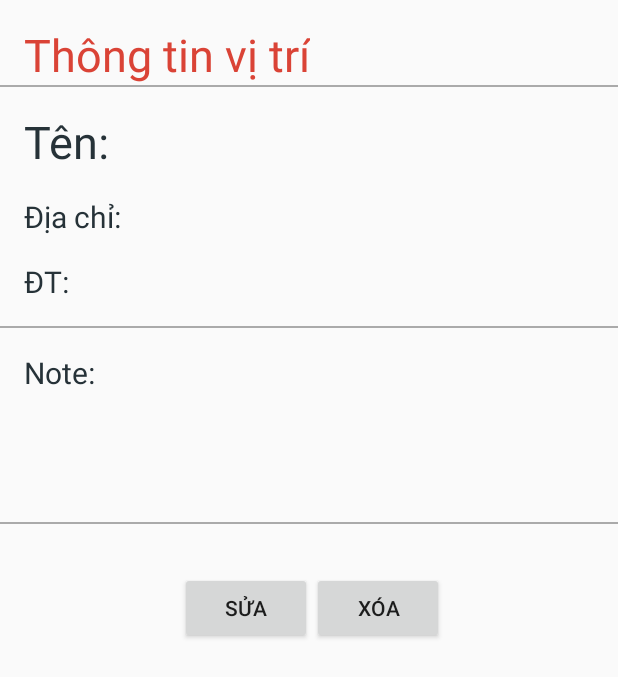
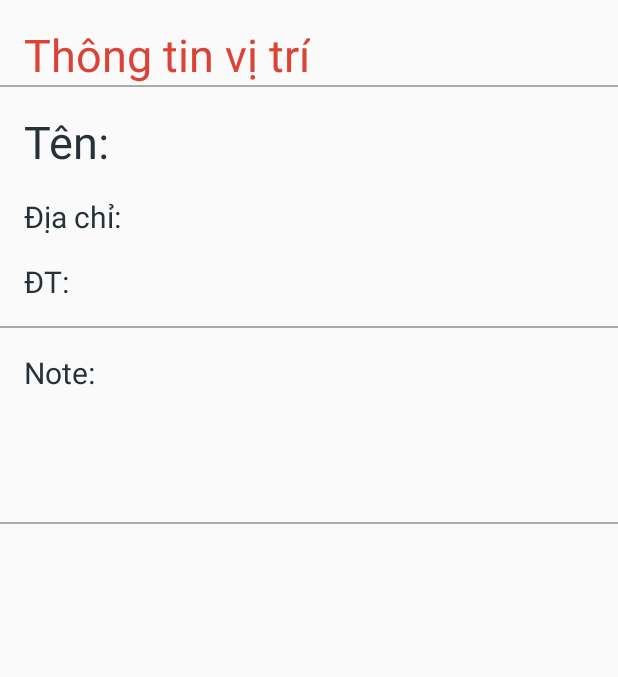
Before and after one commit to trandinhlam/AndroidProjectGroup32, an Android app: the ThongTinViTri screen opened directly, with no data from a screen before it, on a phone screen of 412 x 824 dp. Shown: the top 677 px of the screen. Run offline under Robolectric (Android 15) with nearby library versions, the phone set to English and light mode, and no system bars; 1 statement that could not run was skipped.

Commit message:
Cập nhật: đã chuyển 2 nút Xóa, Sửa qua màn hình Danh bạ luôn cho dễ thao tác. Mới thực hiện được chức năng xem và xóa, chưa sửa được. Mọi người xem và phản hồi nhanh để còn chỉnh sửa lại nữa

```diff
--- a/LoactionSaver/app/src/main/java/com/example/thekiet/loactionsaver/ThongTinViTri.java
+++ b/LoactionSaver/app/src/main/java/com/example/thekiet/loactionsaver/ThongTinViTri.java
@@ -22,7 +22,6 @@ public class ThongTinViTri extends Activity {
     ItemDanhBa item;
     TextView txtTen,txtDiachi,txtDT, txtnote;
     ImageView hinh;
-    Button btnSua,btnXoa;
     Activity currentAct;
     @Override
     protected void onCreate(Bundle savedInstanceState) {
@@ -39,28 +38,6 @@ public class ThongTinViTri extends Activity {
 
         hinh= (ImageView) findViewById(R.id.hinhanhchitiet);
 
-        btnXoa=(Button) findViewById(R.id.btnXoa);
-        btnXoa.setOnClickListener(new View.OnClickListener() {
-            @Override
-            public void onClick(View v) {
-                new AlertDialog.Builder(currentAct)
-                        .setMessage("Bạn chắc chắn muốn xóa "+item.getTen() +" ra khỏi danh bạ?")
-                        .setCancelable(false)
-                        .setPositiveButton("Yes", new DialogInterface.OnClickListener() {
-                            public void onClick(DialogInterface dialog, int id) {
-                               //Nếu đồng ý thì xóa
-                                MyDatabaseHelper db = new MyDatabaseHelper(currentAct);
-                                //db.deleteItem(item);
-
-                                //quay lại màn hình fragment_danhba và cập nhật lại listview
-
-
-                            }
-                        })
-                        .setNegativeButton("No", null)
-                        .show();
-            }
-        });
 
         Intent intentExtras=getIntent();
         Bundle mybundle=intentExtras.getExtras();
--- a/LoactionSaver/app/src/main/res/layout/itemdanhba_chitiet_layout.xml
+++ b/LoactionSaver/app/src/main/res/layout/itemdanhba_chitiet_layout.xml
@@ -78,23 +78,4 @@
         android:layout_height="wrap_content"
         android:paddingTop="@dimen/fab_margin"
         />
-    <LinearLayout
-        android:orientation="horizontal"
-        android:layout_width="wrap_content"
-        android:layout_height="wrap_content"
-        android:layout_marginTop="@dimen/fab_margin">
-        <Button
-            android:id="@+id/btnSua"
-            android:layout_width="wrap_content"
-            android:layout_height="wrap_content"
-            android:text="Sửa"
-            android:layout_gravity="center_horizontal"
-            android:layout_marginStart="120dp"
-            />
-        <Button
-            android:id="@+id/btnXoa"
-            android:layout_width="wrap_content"
-            android:layout_height="wrap_content"
-            android:text="Xóa"/>
-    </LinearLayout>
 </LinearLayout>
```
Also changed, not shown: LoactionSaver/app/src/main/java/data/MyDatabaseHelper.java (+9 -0 lines), LoactionSaver/app/src/main/java/fragment/fragment_danhba.java (+78 -2 lines).
